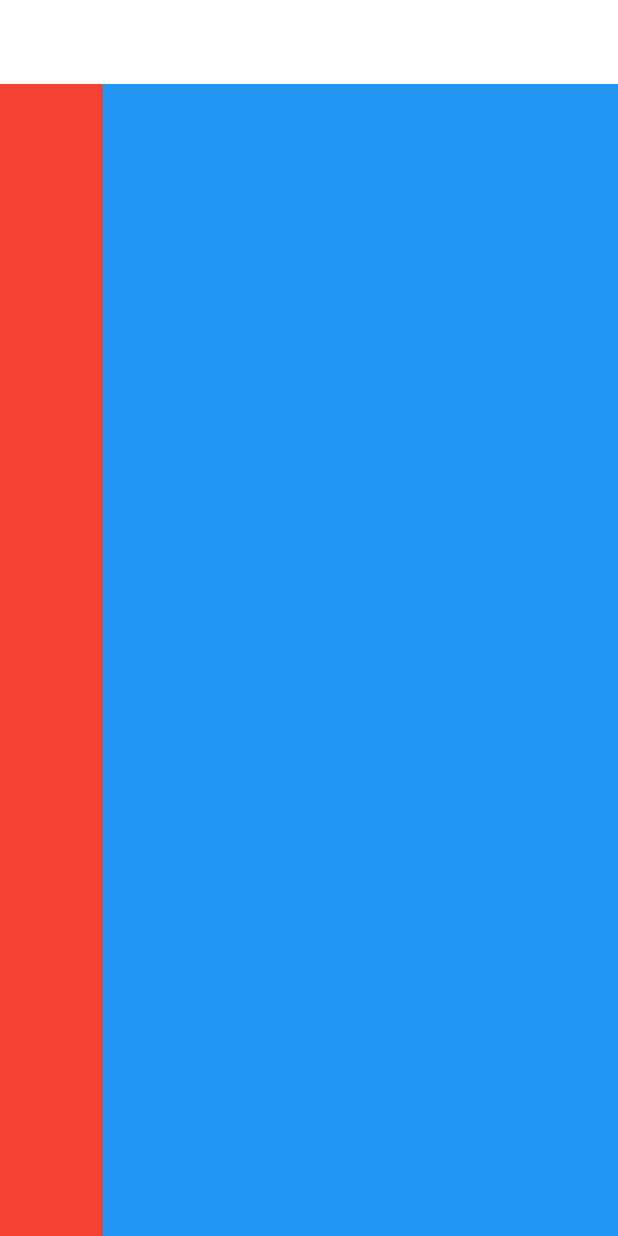
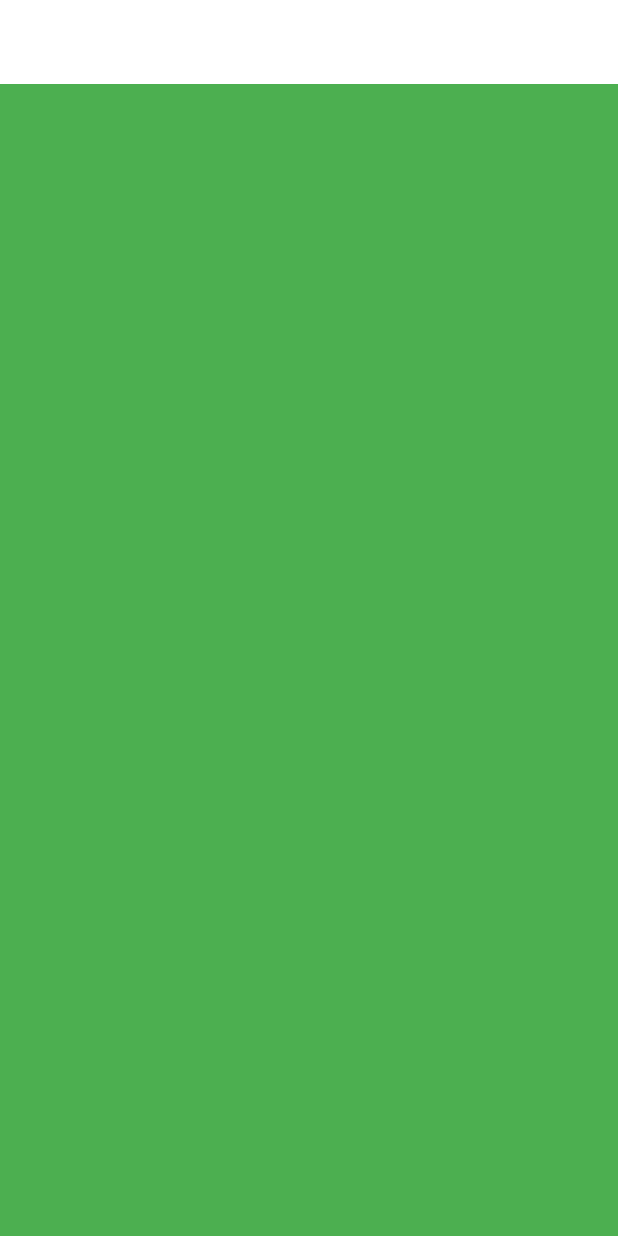
Before and after one commit to jakubj99/test_dashboard, a Flutter app: the screen it shows after launch, on a phone screen of 412 x 824 dp. Run offline on Flutter 3.47's test engine with Material 2 defaults, Android fonts, the light colour scheme and no system bars; our stand-ins replace get, google_fonts.

Commit message:
Added responsivness

```diff
--- /dev/null
+++ b/lib/helpers/responsivness.dart
@@ -0,0 +1,50 @@
+import 'package:flutter/material.dart';
+import 'package:flutter/src/foundation/key.dart';
+import 'package:flutter/src/widgets/framework.dart';
+
+const int largeScreenSize = 1366;
+const int mediumScreenSize = 768;
+const int smallScreenSize = 360;
+const int customScreenSize = 1100;
+
+class ResponsiveWidget extends StatelessWidget {
+  final Widget largeScreen;
+  final Widget mediumScreen;
+  final Widget smallScreen;
+
+  const ResponsiveWidget(
+      {Key? key,
+      required this.largeScreen,
+      required this.mediumScreen,
+      required this.smallScreen})
+      : super(key: key);
+
+  static bool isSmallScreen(BuildContext context) =>
+      MediaQuery.of(context).size.width < smallScreenSize;
+
+  static bool isMediumScreen(BuildContext context) =>
+      MediaQuery.of(context).size.width >= mediumScreenSize &&
+      MediaQuery.of(context).size.width < largeScreenSize;
+
+  static bool isLargeScreen(BuildContext context) =>
+      MediaQuery.of(context).size.width >= largeScreenSize;
+
+  static bool isCustomScreen(BuildContext context) =>
+      MediaQuery.of(context).size.width >= mediumScreenSize &&
+      MediaQuery.of(context).size.width <= customScreenSize;
+
+  @override
+  Widget build(BuildContext context) {
+    return LayoutBuilder(builder: (context, constraints) {
+      double _width = constraints.maxWidth;
+
+      if (_width >= largeScreenSize) {
+        return largeScreen;
+      } else if (_width < largeScreenSize && _width >= mediumScreenSize) {
+        return mediumScreen ?? largeScreen;
+      } else {
+        return smallScreen ?? largeScreen;
+      }
+    });
+  }
+}
--- a/lib/layout.dart
+++ b/lib/layout.dart
@@ -1,8 +1,11 @@
 // ignore_for_file: prefer_const_constructors
 import 'package:flutter/material.dart';
+import 'package:test_dashboard/helpers/responsivness.dart';
+import 'package:test_dashboard/widgets/large_screen.dart';
+import 'package:test_dashboard/widgets/small_screen.dart';
 
 class SiteLayout extends StatelessWidget {
-  const SiteLayout({ Key? key}) : super(key: key);
+  const SiteLayout({Key? key}) : super(key: key);
 
   @override
   Widget build(BuildContext context) {
@@ -11,19 +14,10 @@ class SiteLayout extends StatelessWidget {
         elevation: 0,
         backgroundColor: Colors.white,
       ),
-      body: Row(
-        children: [
-          Expanded(
-              child: Container(
-            color: Colors.red,
-          )),
-          Expanded(
-              flex: 5,
-              child: Container(
-                color: Colors.blue,
-              ))
-        ],
-      ),
+      body: ResponsiveWidget(
+          largeScreen: LargeScreen(),
+          mediumScreen: LargeScreen(),
+          smallScreen: SmallScreen()),
     );
   }
 }
--- /dev/null
+++ b/lib/widgets/large_screen.dart
@@ -0,0 +1,24 @@
+import 'package:flutter/src/foundation/key.dart';
+import 'package:flutter/src/widgets/framework.dart';
+import 'package:flutter/material.dart';
+
+class LargeScreen extends StatelessWidget {
+  const LargeScreen({Key? key}) : super(key: key);
+
+  @override
+  Widget build(BuildContext context) {
+    return Row(
+      children: [
+        Expanded(
+            child: Container(
+          color: Colors.red,
+        )),
+        Expanded(
+            flex: 5,
+            child: Container(
+              color: Colors.blue,
+            ))
+      ],
+    );
+  }
+}
--- /dev/null
+++ b/lib/widgets/small_screen.dart
@@ -0,0 +1,15 @@
+import 'package:flutter/material.dart';
+import 'package:flutter/src/foundation/key.dart';
+import 'package:flutter/src/widgets/framework.dart';
+
+class SmallScreen extends StatelessWidget {
+  const SmallScreen({Key? key}) : super(key: key);
+
+  @override
+  Widget build(BuildContext context) {
+    return Container(
+      constraints: BoxConstraints.expand(),
+        color: Colors.green,
+    );
+  }
+}
```
